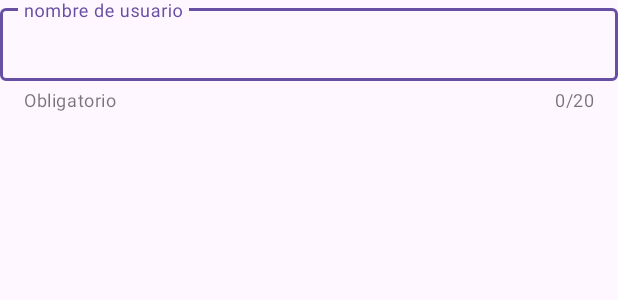
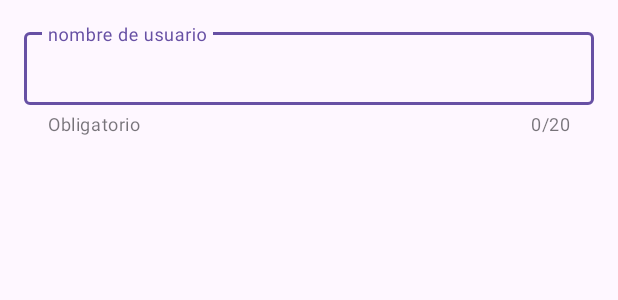
Before and after one commit to ChristianCursoIOS/UsersSharedPreference, an Android app: the layout dialog_register.xml on its own in the app's theme, with its tools: preview values and no code run, on a phone screen of 412 x 824 dp. Shown: the top 300 px of the screen. Run offline under Robolectric (Android 15) with nearby library versions, the phone set to English and light mode, and no system bars.

Commit message:
Confogruacion de dialogo personalizado y se agrega evento para guardar dato

```diff
--- a/app/src/main/res/layout/dialog_register.xml
+++ b/app/src/main/res/layout/dialog_register.xml
@@ -3,7 +3,8 @@
     xmlns:app="http://schemas.android.com/apk/res-auto"
     android:layout_width="match_parent"
     android:layout_height="wrap_content"
-    android:orientation="vertical">
+    android:orientation="vertical"
+    android:padding="@dimen/common_padding_default">
 
     <com.google.android.material.textfield.TextInputLayout
         style="@style/Widget.MaterialComponents.TextInputLayout.OutlinedBox.Dense"
--- a/app/src/main/res/values/strings.xml
+++ b/app/src/main/res/values/strings.xml
@@ -6,4 +6,5 @@
     <string name="dialog_confirm">Registrar</string>
     <string name="helper_username">Obligatorio</string>
     <string name="hint_username">nombre de usuario</string>
+    <string name="sp_username">username</string>
 </resources>
```
Also changed, not shown: app/src/main/java/com/appscloud/userssharedpreference/MainActivity.kt (+16 -5 lines), app/src/main/java/com/appscloud/userssharedpreference/UserAdapter.kt (+6 -3 lines).
